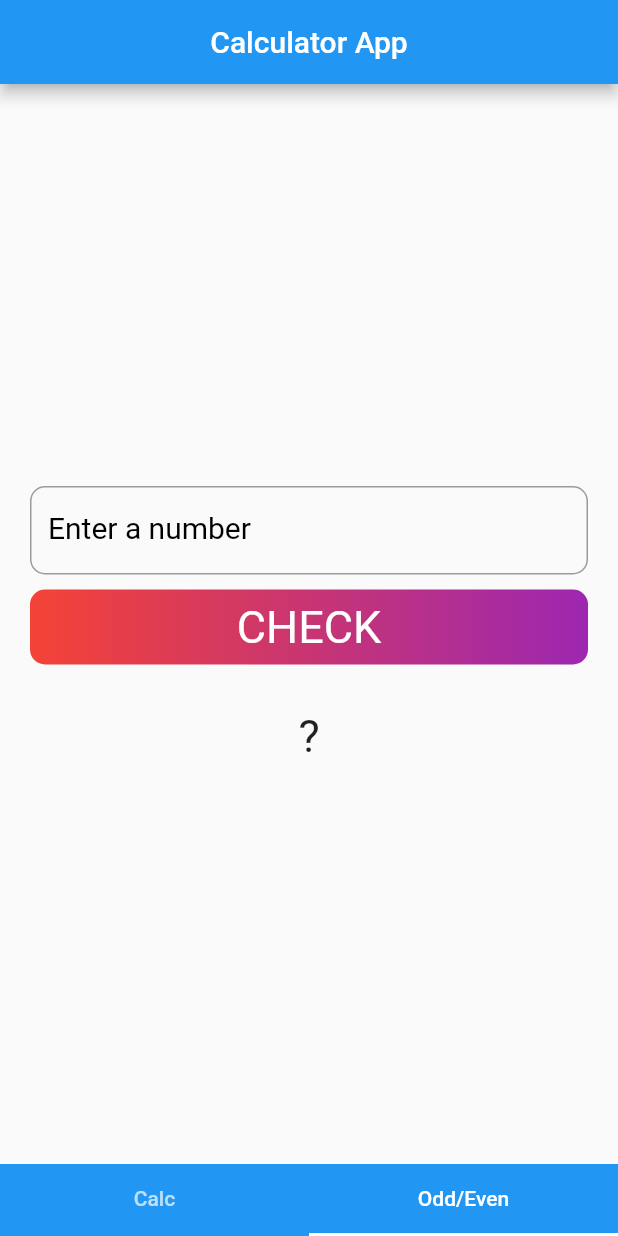
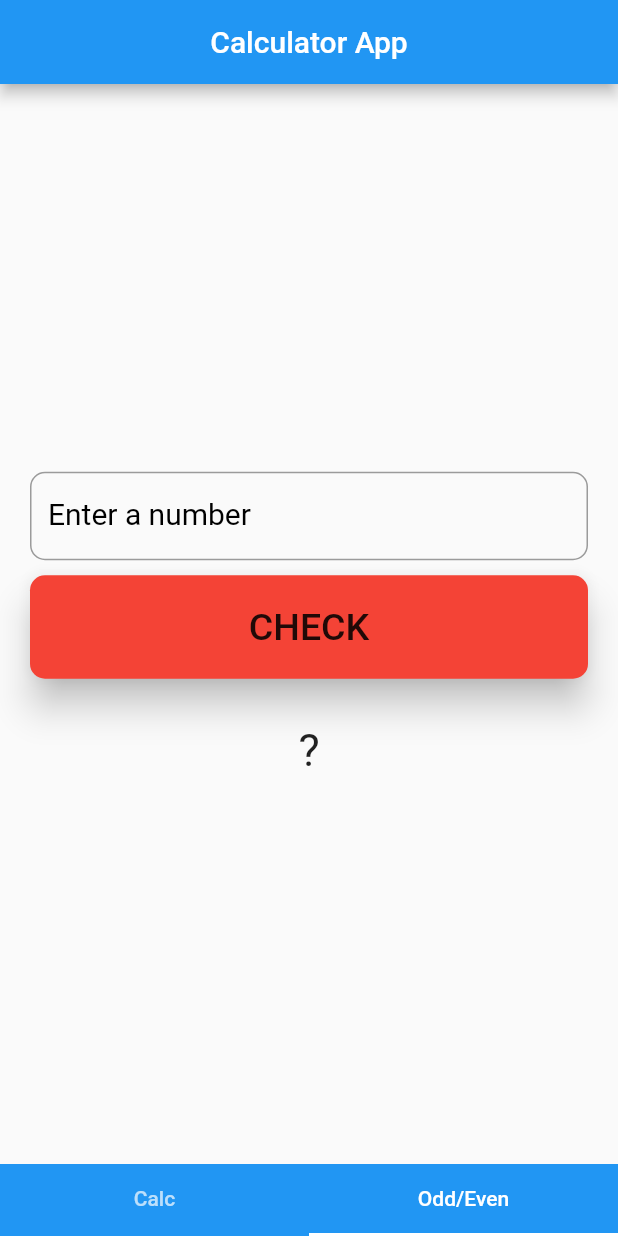
Before and after one commit to akbersalim/flutter-calculator, a Flutter app: the screen it shows after launch, tab 2 chosen, after a tap on "CHECK", on a phone screen of 412 x 824 dp. Run offline on Flutter 3.47's test engine with Material 2 defaults, Android fonts, the phone set to English and light mode, and no system bars.

Commit message:
Material Buttons Added

```diff
--- a/lib/views/add.dart
+++ b/lib/views/add.dart
@@ -89,7 +89,10 @@ class _MyBodyState extends State<MyBody> {
             crossAxisAlignment: CrossAxisAlignment.center,
             mainAxisAlignment: MainAxisAlignment.center,
             children: <Widget>[
-              Text("Scroll down",style: TextStyle(color: Colors.blue),),
+              Text(
+                "Scroll down",
+                style: TextStyle(color: Colors.blue),
+              ),
               SizedBox(
                 height: 10.0,
               ),
@@ -118,8 +121,8 @@ class _MyBodyState extends State<MyBody> {
                   child: Row(
                     mainAxisAlignment: MainAxisAlignment.center,
                     children: <Widget>[
-                      GestureDetector(
-                        onTap: () {
+                      MaterialButton(
+                        onPressed: () {
                           choice = 1;
                           setState(() {
                             _Compute();
@@ -128,23 +131,25 @@ class _MyBodyState extends State<MyBody> {
                             col2 = 0xffF27121;
                           });
                         },
-                        child: Container(
+                        minWidth: 75,
+                        focusColor: Colors.white,
+                        splashColor: Colors.white,
+                        shape: RoundedRectangleBorder(
+                            borderRadius: BorderRadius.circular(10.0)),
+                        padding: EdgeInsets.all(2.0),
+                        elevation: 10.0,
+                        highlightElevation: 2.0,
+                        color: Colors.black,
                         child: Center(
                             child: Text("+",
                                 style: TextStyle(
                                     color: Colors.white, fontSize: 30.0))),
-                          height: double.infinity,
-                          width: MediaQuery.of(context).size.width / 5,
-                          decoration: BoxDecoration(
-                              color: Colors.black,
-                              borderRadius: BorderRadius.circular(10.0)),
-                        ),
                       ),
                       SizedBox(
                         width: 10.0,
                       ),
-                      GestureDetector(
-                        onTap: () {
+                      MaterialButton(
+                        onPressed: () {
                           choice = 2;
                           setState(() {
                             _Compute();
@@ -152,23 +157,25 @@ class _MyBodyState extends State<MyBody> {
                             col2 = 0xff99f2c8;
                           });
                         },
-                        child: Container(
+                        minWidth: 75,
+                        focusColor: Colors.white,
+                        splashColor: Colors.white,
+                        shape: RoundedRectangleBorder(
+                            borderRadius: BorderRadius.circular(10.0)),
+                        padding: EdgeInsets.all(2.0),
+                        elevation: 10.0,
+                        highlightElevation: 2.0,
+                        color: Colors.black,
                         child: Center(
                             child: Text("-",
                                 style: TextStyle(
                                     color: Colors.white, fontSize: 30.0))),
-                          height: double.infinity,
-                          width: MediaQuery.of(context).size.width / 5,
-                          decoration: BoxDecoration(
-                              color: Colors.black,
-                              borderRadius: BorderRadius.circular(10.0)),
-                        ),
                       ),
                       SizedBox(
                         width: 10.0,
                       ),
-                      GestureDetector(
-                        onTap: () {
+                      MaterialButton(
+                        onPressed: () {
                           choice = 3;
                           setState(() {
                             _Compute();
@@ -176,21 +183,23 @@ class _MyBodyState extends State<MyBody> {
                             col2 = 0xfff05053;
                           });
                         },
-                        child: Container(
+                        minWidth: 75,
+                        focusColor: Colors.white,
+                        splashColor: Colors.white,
+                        shape: RoundedRectangleBorder(
+                            borderRadius: BorderRadius.circular(10.0)),
+                        padding: EdgeInsets.all(2.0),
+                        elevation: 10.0,
+                        highlightElevation: 2.0,
+                        color: Colors.black,
                         child: Center(
                             child: Text("x",
                                 style: TextStyle(
                                     color: Colors.white, fontSize: 30.0))),
-                          height: double.infinity,
-                          width: MediaQuery.of(context).size.width / 5,
-                          decoration: BoxDecoration(
-                              color: Colors.black,
-                              borderRadius: BorderRadius.circular(10.0)),
-                        ),
                       ),
                       SizedBox(width: 10.0),
-                      GestureDetector(
-                        onTap: () {
+                      MaterialButton(
+                        onPressed: () {
                           choice = 4;
                           setState(() {
                             _Compute();
@@ -198,17 +207,19 @@ class _MyBodyState extends State<MyBody> {
                             col2 = 0xff493240;
                           });
                         },
-                        child: Container(
+                        minWidth: 75,
+                        focusColor: Colors.white,
+                        splashColor: Colors.white,
+                        shape: RoundedRectangleBorder(
+                            borderRadius: BorderRadius.circular(10.0)),
+                        padding: EdgeInsets.all(2.0),
+                        elevation: 10.0,
+                        highlightElevation: 2.0,
+                        color: Colors.black,
                         child: Center(
                             child: Text("÷",
                                 style: TextStyle(
                                     color: Colors.white, fontSize: 30.0))),
-                          height: double.infinity,
-                          width: MediaQuery.of(context).size.width / 5,
-                          decoration: BoxDecoration(
-                              color: Colors.black,
-                              borderRadius: BorderRadius.circular(10.0)),
-                        ),
                       ),
                     ],
                   )),
--- a/lib/views/oddeven.dart
+++ b/lib/views/oddeven.dart
@@ -7,7 +7,7 @@ class OddEven extends StatefulWidget {
 }
 
 class _OddEvenState extends State<OddEven> {
-  var _r="?";
+  var _r = "?";
   TextEditingController n = TextEditingController();
 
   @override
@@ -30,14 +30,47 @@ class _OddEvenState extends State<OddEven> {
                   controller: n,
                   decoration: InputDecoration(
                       focusedBorder: OutlineInputBorder(
-                          borderSide: BorderSide(color: Colors.red,width: 2.0),
+                        borderSide: BorderSide(color: Colors.red, width: 2.0),
                       ),
                       labelText: "Enter a number",
-                        labelStyle: TextStyle(color: Colors.black,fontSize: 20.0),
-                        hintText: "Enter a number", border: OutlineInputBorder(borderRadius: BorderRadius.circular(10.0))),
+                      labelStyle:
+                          TextStyle(color: Colors.black, fontSize: 20.0),
+                      hintText: "Enter a number",
+                      border: OutlineInputBorder(
+                          borderRadius: BorderRadius.circular(10.0))),
                   textAlign: TextAlign.center,
                 ),
                 SizedBox(height: 10.0),
+                MaterialButton(
+                  color: Colors.red,
+                  focusColor: Colors.white,
+                  child: Center(
+                      child: Text(
+                    'CHECK',
+                    style: TextStyle(fontSize: 25.0),
+                  )),
+                  padding: EdgeInsets.only(top: 20, bottom: 20),
+                  highlightColor: Colors.yellowAccent,
+                  highlightElevation: 0,
+                  elevation: 10,
+                  shape: RoundedRectangleBorder(
+                      borderRadius: BorderRadius.circular(10)),
+                  colorBrightness: Brightness.light,
+                  onPressed: () {
+                    var a = int.parse(n.text);
+                    a = a % 2;
+                    if (a == 0) {
+                      setState(() {
+                        _r = "Even";
+                      });
+                    } else {
+                      setState(() {
+                        _r = "Odd";
+                      });
+                    }
+                  },
+                ),
+                /*
                   GestureDetector(
                     onTap: () {
                       var a = int.parse(n.text);
@@ -67,7 +100,7 @@ class _OddEvenState extends State<OddEven> {
                             style: TextStyle(color: Colors.white, fontSize: 30.0),
                           )),
                     ),
-                  ),
+                  ),*/
                 SizedBox(height: 30.0),
                 Text(
                   _r.toString(),
@@ -77,8 +110,7 @@ class _OddEvenState extends State<OddEven> {
             ),
           ),
         ],
-        )
-      ),
+      )),
     );
   }
 }
```
Lines whose indentation alone changed are shown as unchanged.
